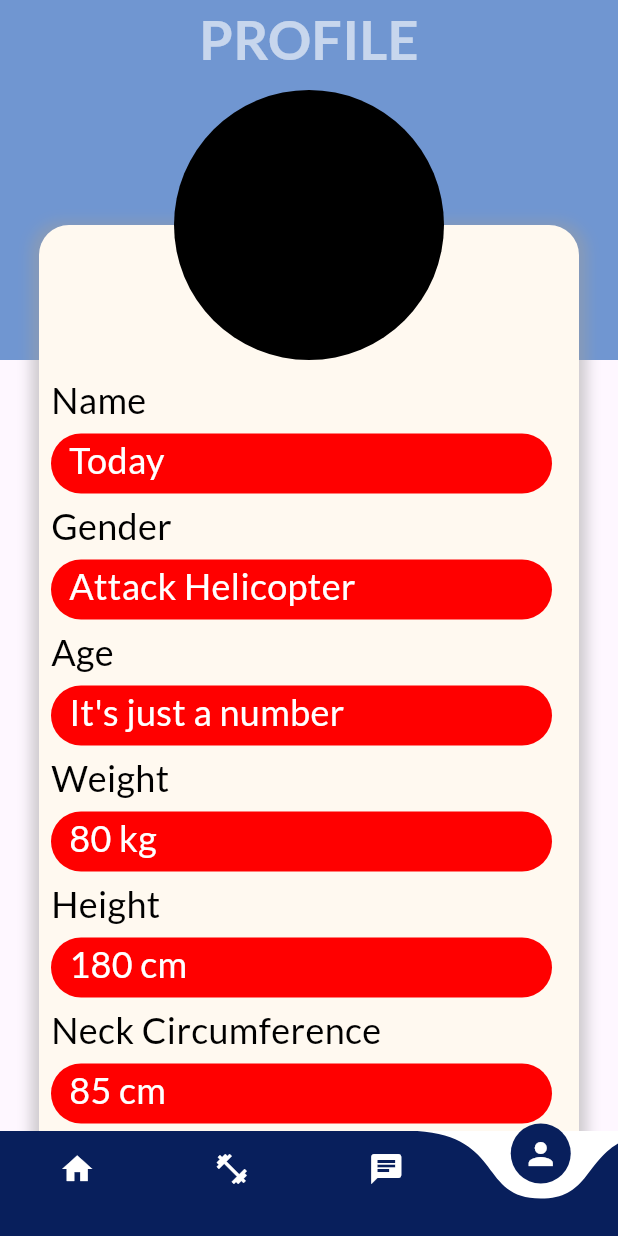
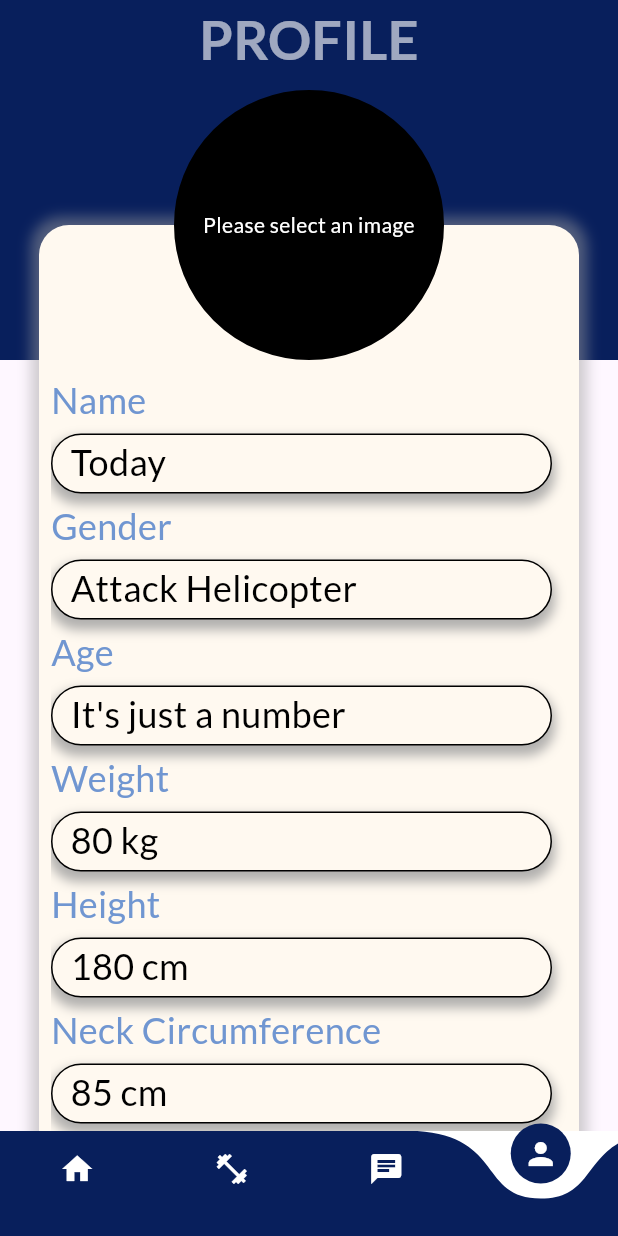
Before and after one commit to Kev-Tan/Fit_App, a Flutter app: the screen it shows once a user with an empty profile is signed in, item 4 of the bottom bar chosen, on a phone screen of 412 x 824 dp. Run offline on Flutter 3.47's test engine with Material 3 defaults, Android fonts, the light colour scheme and no system bars; drawn by our look-alikes of auto_size_text, curved_labeled_navigation_bar; our stand-ins replace firebase_auth, firebase_core, google_fonts, image_picker; accounts and stored records are empty.

Commit message:
Change Pp color theme

```diff
--- a/lib/main.dart
+++ b/lib/main.dart
@@ -3,7 +3,6 @@ import 'package:fit_app/pages/userCreation/login_page.dart';
 import 'package:fit_app/pages/userCreation/pages/auth_page.dart';
 import 'package:fit_app/pages/userCreation/signup_page.dart';
 import 'package:flutter/material.dart';
-import 'package:fit_app/pages/home/home.dart';
 import 'package:fit_app/pages/home/home.dart';
 import 'package:firebase_core/firebase_core.dart';
 import 'firebase_options.dart';
--- a/lib/pages/profile/profile.dart
+++ b/lib/pages/profile/profile.dart
@@ -1,12 +1,15 @@
+import 'dart:io';
 import 'package:auto_size_text/auto_size_text.dart';
 import 'package:firebase_auth/firebase_auth.dart';
-import 'package:fit_app/utilities/bottom_bar.dart';
-import 'package:flutter/cupertino.dart';
+//import 'package:flutter/cupertino.dart';
 import 'package:flutter/material.dart';
-import 'package:flutter/widgets.dart';
+//import 'package:flutter/widgets.dart';
 import 'package:google_fonts/google_fonts.dart';
 import 'package:provider/provider.dart';
 import 'package:fit_app/utilities/bottom_navigation_bar_height_provider.dart';
+import 'package:image_picker/image_picker.dart';
+//import 'package:flutter/foundation.dart';
+//import 'dart.io';
 
 class ProfilePage extends StatefulWidget {
   const ProfilePage({Key? key});
@@ -16,6 +19,17 @@ class ProfilePage extends StatefulWidget {
 }
 
 class _ProfilePageState extends State<ProfilePage> {
+  int CanEdit = 1;
+  File ? _selectedImage;
+
+  Future<void> _pickImageFromGallery() async{
+    final pickedImage = await ImagePicker().pickImage(source: ImageSource.gallery);
+    if(pickedImage == null) return;
+    setState(() {
+      _selectedImage = File(pickedImage.path);
+    });
+  }
+
   void signUserOut() {
     FirebaseAuth.instance.signOut();
   }
@@ -29,7 +43,7 @@ class _ProfilePageState extends State<ProfilePage> {
           style: GoogleFonts.lato(
             fontWeight: FontWeight.w400,
             fontSize: 24,
-            color: const Color.fromARGB(255, 0, 0, 0),
+            color: const Color.fromARGB(255, 112, 150, 209),
           ),
         ),
         const SizedBox(height: 5),
@@ -37,8 +51,20 @@ class _ProfilePageState extends State<ProfilePage> {
           height: 40,
           width: 334,
           decoration: BoxDecoration(
-            color: const Color.fromARGB(255, 255, 0, 0),
+            color: const Color.fromARGB(255, 255, 249, 240),
             borderRadius: BorderRadius.circular(20.0),
+            border: Border.all(
+              //color: Colors.black,
+              width: 1.0,
+            ),
+            boxShadow: [
+              BoxShadow(
+                color: Colors.grey.withOpacity(0.8),
+                spreadRadius: 2,
+                blurRadius: 6,
+                offset: Offset(0, 5), // changes position of shadow
+              ),
+            ],
           ),
           child: Container(
             margin: const EdgeInsets.symmetric(
@@ -50,7 +76,7 @@ class _ProfilePageState extends State<ProfilePage> {
               style: GoogleFonts.lato(
                 fontWeight: FontWeight.w400,
                 fontSize: 24,
-                color: Colors.white,
+                color: const Color.fromARGB(255, 0, 0, 0),
               ),
             ),
           ),
@@ -76,12 +102,11 @@ class _ProfilePageState extends State<ProfilePage> {
           Container(
             width: MediaQuery.of(context).size.width,
             height: 150 + containerHeight / 2,
-            color: Color.fromRGBO(112, 150, 209, 1),
+            color: Color.fromRGBO(8, 31, 92, 1),
           ),
           Positioned(
             top: 150,
-            left: (MediaQuery.of(context).size.width - (containerWidth * 4)) /
-                2, // Center horizontally
+            left: (MediaQuery.of(context).size.width - (containerWidth * 4)) / 2, // Center horizontally
             //left: MediaQuery.of(context).size.width / 8,
             child: Container(
               width: containerWidth * 4, // Adjusted width for centering
@@ -94,7 +119,7 @@ class _ProfilePageState extends State<ProfilePage> {
                     color: Colors.grey.withOpacity(0.5),
                     spreadRadius: 5,
                     blurRadius: 7,
-                    offset: Offset(0, 3), // changes position of shadow
+                    //offset: Offset(0, 3), // changes position of shadow
                   ),
                 ],
               ),
@@ -126,6 +151,7 @@ class _ProfilePageState extends State<ProfilePage> {
                         child: ElevatedButton(
                           onPressed: () {
                             //the edit profile LOGIC HERE
+                            //CanEdit = 1;
                           },
                           child: Text(
                             "Edit Profile",
@@ -137,6 +163,7 @@ class _ProfilePageState extends State<ProfilePage> {
                           ),
                         ),
                       ),
+
                       const SizedBox(height: 10),
                       Center(
                         child: ElevatedButton(
@@ -157,6 +184,9 @@ class _ProfilePageState extends State<ProfilePage> {
                           ),
                         ),
                       ),
+
+                      const SizedBox(height: 20),
+
                       const SizedBox(height: 110),
                     ],
                   ),
@@ -164,22 +194,75 @@ class _ProfilePageState extends State<ProfilePage> {
               ),
             ),
           ),
+          // Positioned(
+          //   left: (MediaQuery.of(context).size.width - 180) / 2,
+          //   top: 150 + (containerHeight / 2) - 180,
+          //   child: Flexible(
+          //     flex: 5,
+          //     child: Container(
+          //       //margin: EdgeInsets.only(top: ((containerHeight - 180) / 2) - 10.0),
+          //       width: 180,
+          //       height: 180,
+          //       decoration: BoxDecoration(
+          //         color: Color.fromARGB(255, 0, 0, 0),
+          //         shape: BoxShape.circle,
+          //       ),
+          //       // Center(
+          //       //         child: _selectedImagePath != null
+          //       //             ? Image.file(_selectedImagePath!)
+          //       //             : Text('Please select an image'),
+          //       //       ),
+          //     ),
+          //   ),
+          // ),
           Positioned(
             left: (MediaQuery.of(context).size.width - 180) / 2,
             top: 150 + (containerHeight / 2) - 180,
-            child: Flexible(
-              flex: 5,
+            child: GestureDetector(
+              // onTap: () {
+              //   _pickImageFromGallery;
+              //   //if(CanEdit == 1) _pickImageFromGallery;
+              //   //CanEdit != 0 ? CanEdit = 1 : CanEdit = 0;
+              // },
+              onTap: _pickImageFromGallery,
               child: Container(
-                //margin: EdgeInsets.only(top: ((containerHeight - 180) / 2) - 10.0),
                 width: 180,
                 height: 180,
                 decoration: BoxDecoration(
-                  color: Color.fromARGB(255, 0, 0, 0),
+                  color: Colors.black, // Background color black
                   shape: BoxShape.circle,
+                  border: Border.all(
+                    //color: Colors.black,
+                    width: 2.0,
+                  ),
+                ),
+                child: ClipOval(
+                  child: _selectedImage != null
+                      ? Image.file(
+                          _selectedImage!,
+                          fit: BoxFit.cover,
+                          width: 180,
+                          height: 180,
+                        )
+                      : Center(
+                          child: Container(
+                            color: Colors.black, // Background color black
+                            child: Text(
+                              'Please select an image',
+                              textAlign: TextAlign.center,
+                              style: GoogleFonts.lato(
+                                fontWeight: FontWeight.w400,
+                                //fontSize: 25,
+                                color: Color.fromARGB(255, 255, 255, 255),
+                              ),
+                            ),
+                          ),
+                  ),
                 ),
               ),
             ),
           ),
+
           Center(
             child: Column(
               mainAxisAlignment: MainAxisAlignment.start,
@@ -190,9 +273,10 @@ class _ProfilePageState extends State<ProfilePage> {
                   style: GoogleFonts.lato(
                       fontWeight: FontWeight.bold,
                       fontSize: 36,
-                      color: Color.fromRGBO(255, 255, 255, 0.612)),
+                      color: Color.fromRGBO(255, 255, 255, 0.612),
+                  ),
                   //presetFontSizes: [40, 20, 14],
-                  //maxLines: 1,
+                  maxLines: 1,
                 ),
               ],
             ),
```
